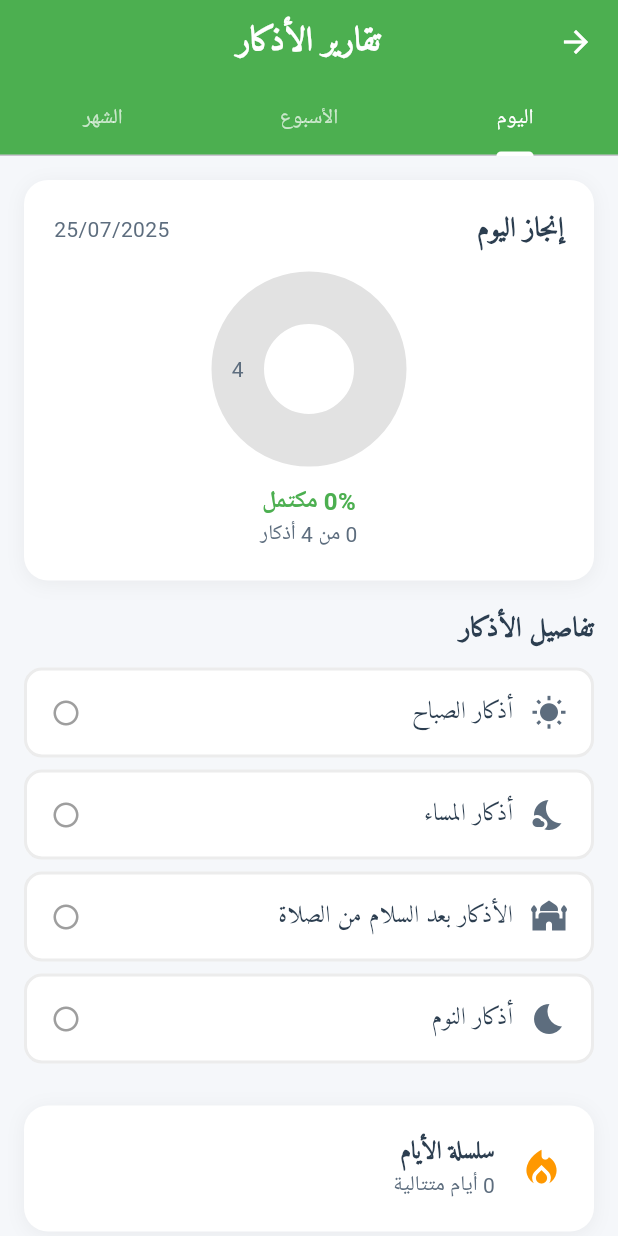
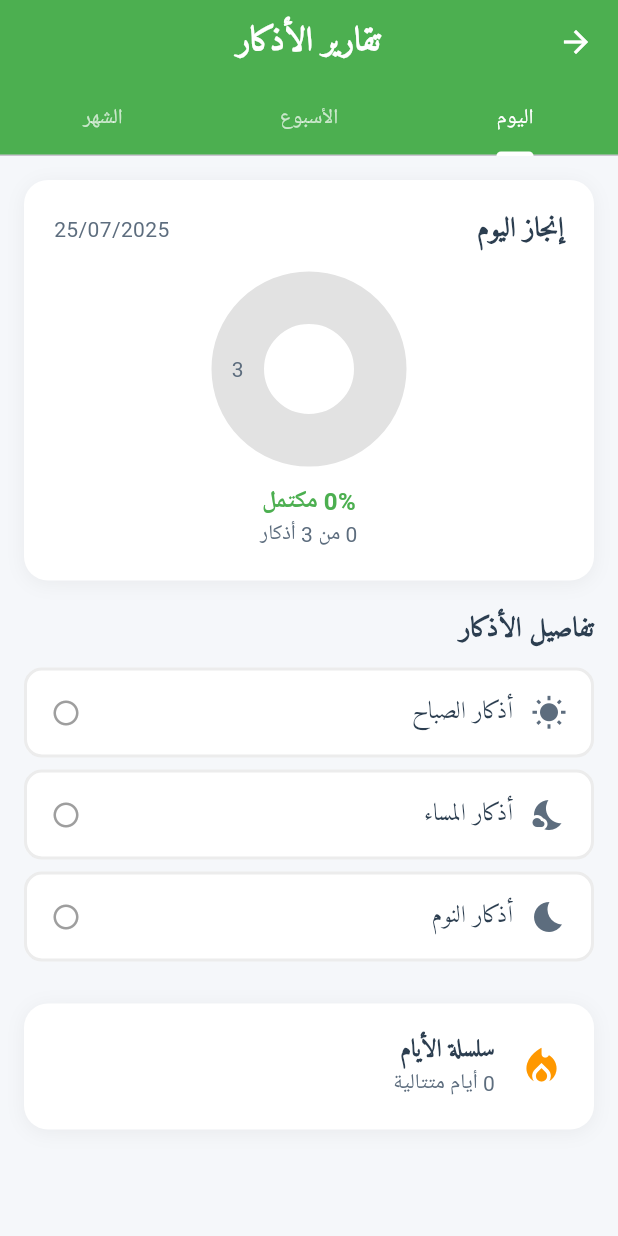
Before and after one commit to Abdullah-Salhab/Athkarcom, a Flutter app: the ReportsScreen screen opened directly, on a phone screen of 412 x 824 dp. Run offline on Flutter 3.47's test engine with Material 3 defaults, Android fonts, the light colour scheme and no system bars; drawn by our look-alikes of fl_chart; our stand-ins replace awesome_dialog, cloud_firestore, confetti, connectivity, firebase_analytics, firebase_core and 11 more; missing offline and left inert: flutter_vibrate, pdfx; accounts and stored records are empty.

Commit message:
Solve streak count issue

```diff
--- a/lib/screens/ReportScreen.dart
+++ b/lib/screens/ReportScreen.dart
@@ -22,14 +22,12 @@ class ReportsScreenState extends State<ReportsScreen>
   final Map<int, String> sections = {
     1: "أذكار الصباح",
     2: "أذكار المساء",
-    5: "الأذكار بعد السلام من الصلاة",
     6: "أذكار النوم"
   };
 
   final Map<int, IconData> sectionIcons = {
     1: Icons.wb_sunny,
     2: Icons.nights_stay,
-    5: Icons.mosque,
     6: Icons.bedtime
   };
 
@@ -838,6 +836,14 @@ class ReportsScreenState extends State<ReportsScreen>
     int streak = 0;
     DateTime checkDate = DateTime.now();
 
+    // Step 1: If today is not complete, skip it
+    String todayKey = DateFormat('yyyy-MM-dd').format(checkDate);
+    Map<String, dynamic> todayData = completionData[todayKey] ?? {};
+    if (todayData.length != sections.length) {
+      checkDate = checkDate.subtract(const Duration(days: 1));
+    }
+
+    // Step 2: Count streak from most recent fully completed day
     while (true) {
       String dateKey = DateFormat('yyyy-MM-dd').format(checkDate);
       Map<String, dynamic> dayData = completionData[dateKey] ?? {};
```
